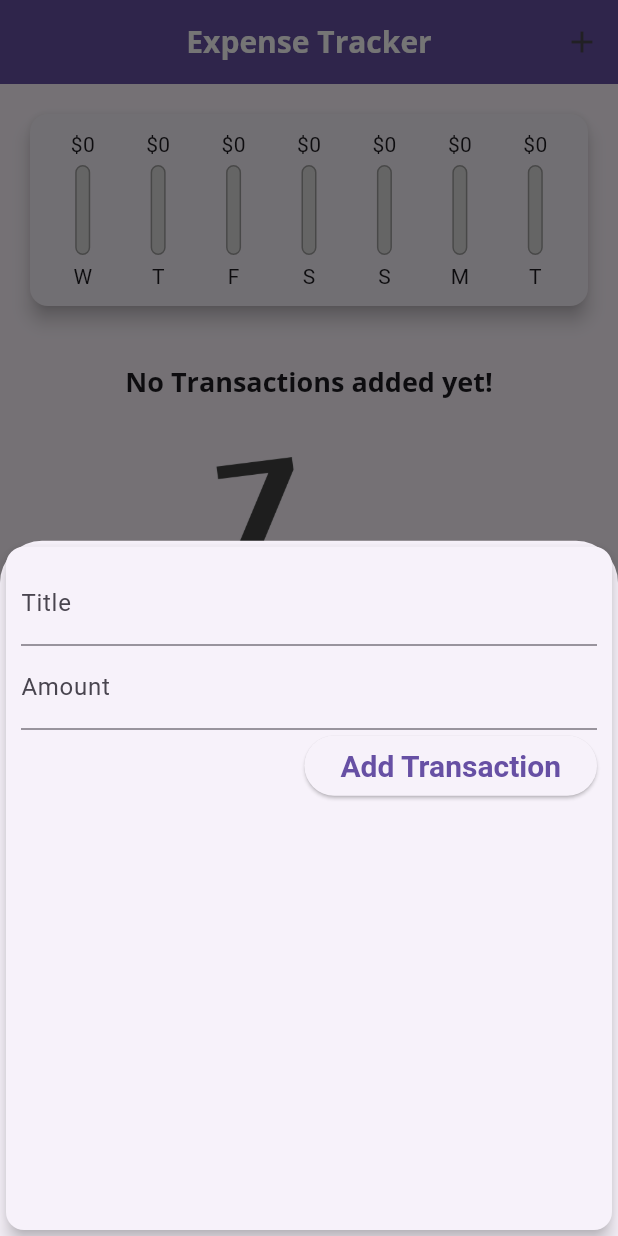
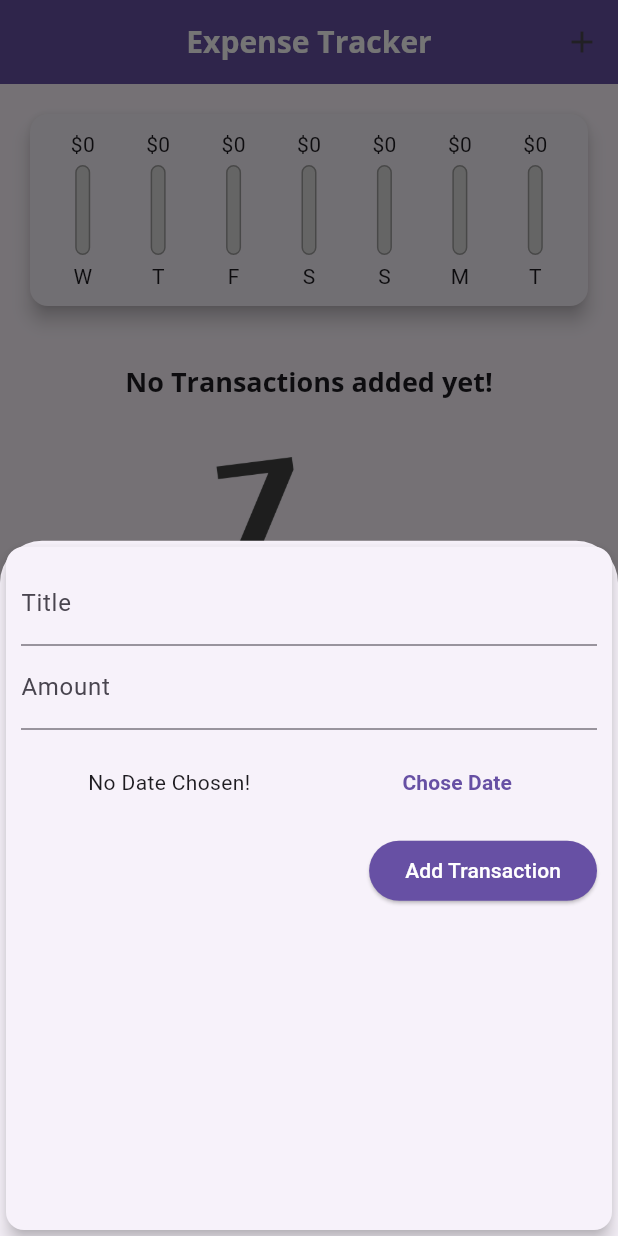
Before and after one commit to asadullah43/personal-expense-tracker, a Flutter app: the screen it shows after launch, after a tap on the "add" icon, on a phone screen of 412 x 824 dp. Run offline on Flutter 3.47's test engine with Material 3 defaults, Android fonts, the phone set to English and light mode, and no system bars.

Commit message:
added button for date picker

```diff
--- a/lib/widgets/new_transaction.dart
+++ b/lib/widgets/new_transaction.dart
@@ -48,13 +48,29 @@ class _NewTransactionState extends State<NewTransaction> {
               onSubmitted: (_) => submitData(),
               decoration: const InputDecoration(labelText: 'Amount'),
             ),
+            SizedBox(
+              height: 70,
+              child: Row(
+                mainAxisAlignment: MainAxisAlignment.spaceAround,
+                children: [
+                  const Text('No Date Chosen!'),
+                  TextButton(
+                      onPressed: () {},
+                      child: Text(
+                        'Chose Date',
+                        style: TextStyle(
+                          fontWeight: FontWeight.bold,
+                          color: Theme.of(context).primaryColor,
+                        ),
+                      ))
+                ],
+              ),
+            ),
             ElevatedButton(
               style: ElevatedButton.styleFrom(
-                  textStyle: const TextStyle(
-                color: Colors.purple,
-                fontWeight: FontWeight.bold,
-                fontSize: 20,
-              )),
+                foregroundColor: Colors.white,
+                backgroundColor: Theme.of(context).primaryColor,
+              ),
               onPressed: submitData,
               child: const Text('Add Transaction'),
             )
```
